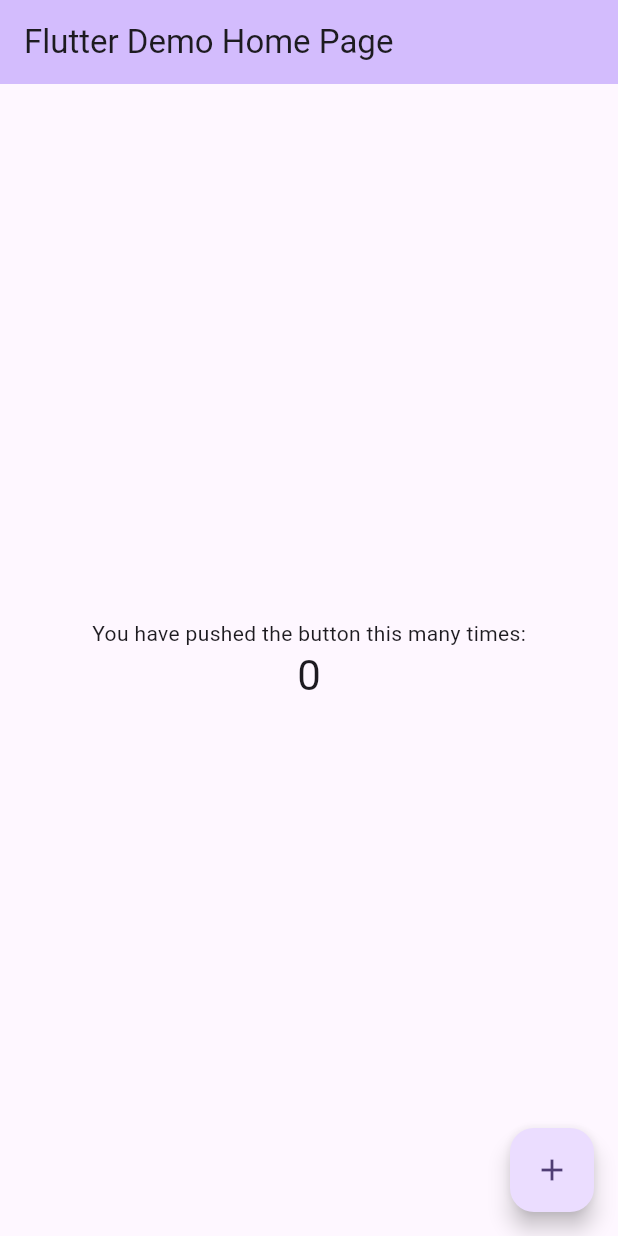
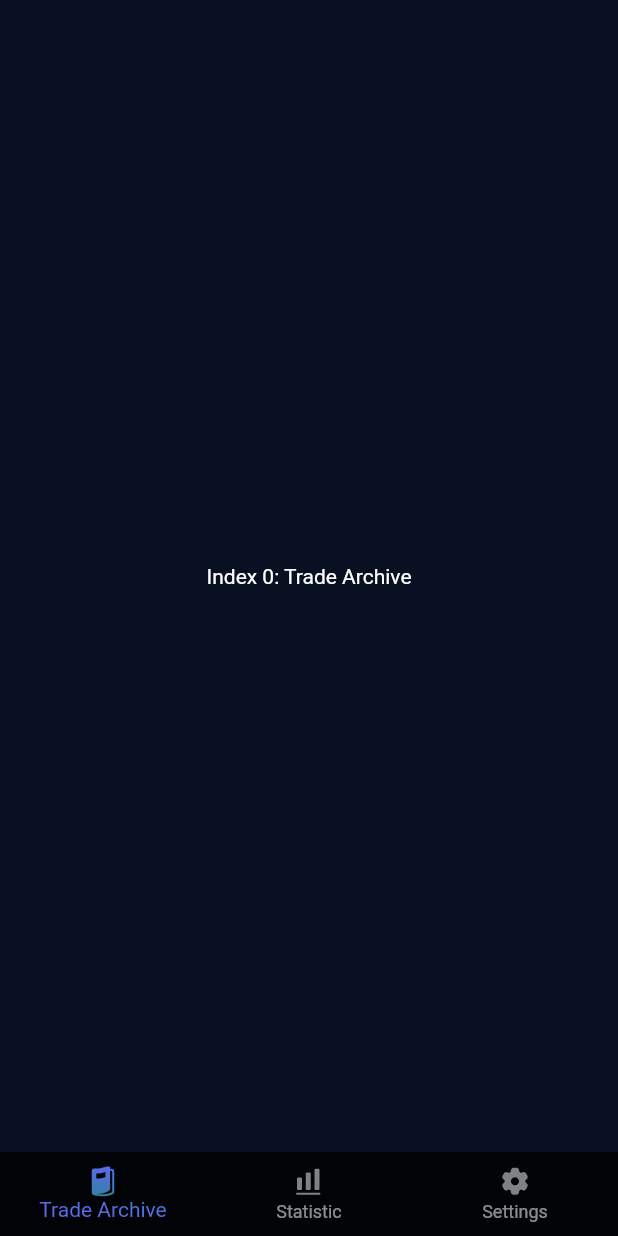
Before and after one commit to Kolosalen/SmartTradeJournal, a Flutter app: the screen it shows after launch, on a phone screen of 412 x 824 dp. Run offline on Flutter 3.47's test engine with Material 2 defaults, Android fonts, the phone set to English and light mode, and no system bars; our stand-ins replace flutter_svg.

Commit message:
Add bottom tab bar with kostili.

```diff
--- /dev/null
+++ b/lib/feature/trade_journal/trade_journal.dart
@@ -0,0 +1,2 @@
+export 'view/view.dart';
+export 'widgets/widgets.dart';
--- /dev/null
+++ b/lib/feature/trade_journal/widgets/bottom_navigation_bar_class.dart
@@ -0,0 +1,65 @@
+import 'package:flutter/cupertino.dart';
+import 'package:flutter/material.dart';
+import 'package:flutter_svg/svg.dart';
+import 'package:smart_trade_journal/theme/theme.dart';
+
+class BottomNavigationBarClass extends StatefulWidget {
+  const BottomNavigationBarClass({super.key});
+
+  @override
+  State<BottomNavigationBarClass> createState() => _BottomNavigationBarClass();
+}
+class _BottomNavigationBarClass extends State<BottomNavigationBarClass> {
+  int _selectedIndex = 0;
+  ThemeData theme = darkTheme;
+  static const List<Widget> _widgetOptions = <Widget>[
+    Text(
+      'Index 0: Trade Archive',
+    ),
+    Text(
+      'Index 1: Statistic',
+    ),
+    Text(
+      'Index 2: Settings',
+    ),
+  ];
+
+  void _onItemTapped(int index) {
+    setState(() {
+      _selectedIndex = index;
+    });
+}
+
+  @override
+  Widget build(BuildContext context) {
+    return Scaffold(
+      body: Center(
+        child: _widgetOptions.elementAt(_selectedIndex),
+      ),
+      bottomNavigationBar: BottomNavigationBar(
+        backgroundColor: theme.primaryColor,
+        items: <BottomNavigationBarItem>[
+          BottomNavigationBarItem(
+            icon: SvgPicture.asset('assets/svg/TradeArchive.svg'),
+            activeIcon: SvgPicture.asset('assets/svg/TradeArchiveGrad.svg'),
+            label: 'Trade Archive',
+          ),
+          BottomNavigationBarItem(
+            icon: SvgPicture.asset('assets/svg/Statistic.svg'),
+            activeIcon: SvgPicture.asset('assets/svg/StatisticGrad.svg'),
+            label: 'Statistic',
+          ),
+          BottomNavigationBarItem(
+            icon: SvgPicture.asset('assets/svg/Settings.svg'),
+            activeIcon: SvgPicture.asset('assets/svg/SettingsGrad.svg'),
+            label: 'Settings',
+          ),
+        ],
+        currentIndex: _selectedIndex,
+        selectedLabelStyle: theme.tabBarTheme.labelStyle,
+        unselectedLabelStyle: theme.tabBarTheme.unselectedLabelStyle,
+        onTap: _onItemTapped,
+      ),
+    );
+  }
+}
--- /dev/null
+++ b/lib/feature/trade_journal/widgets/widgets.dart
@@ -0,0 +1 @@
+export 'bottom_navigation_bar_class.dart';
--- a/lib/main.dart
+++ b/lib/main.dart
@@ -1,95 +1,20 @@
 import 'package:flutter/material.dart';
+import 'feature/trade_journal/widgets/widgets.dart';
+import 'package:smart_trade_journal/theme/theme.dart';
 
 void main() {
-  runApp(const MyApp());
+  runApp(const SmartTradeJournal());
 }
 
-class MyApp extends StatelessWidget {
-  const MyApp({super.key});
+class SmartTradeJournal extends StatelessWidget {
+  const SmartTradeJournal({super.key});
 
-  // This widget is the root of your application.
   @override
   Widget build(BuildContext context) {
     return MaterialApp(
-      title: 'Flutter Demo',
-      theme: ThemeData(
-        colorScheme: ColorScheme.fromSeed(seedColor: Colors.deepPurple),
-        useMaterial3: true,
-      ),
-      home: const MyHomePage(title: 'Flutter Demo Home Page'),
+      title: 'Smart Trade Journal',
+      theme: darkTheme,
+      home: const BottomNavigationBarClass()
     );
   }
 }
-
-class MyHomePage extends StatefulWidget {
-  const MyHomePage({super.key, required this.title});
-  final String title;
-
-  @override
-  State<MyHomePage> createState() => _MyHomePageState();
-}
-
-class _MyHomePageState extends State<MyHomePage> {
-  int _counter = 0;
-
-  void _incrementCounter() {
-    setState(() {
-      _counter++;
-    });
-  }
-
-  @override
-  Widget build(BuildContext context) {
-    // This method is rerun every time setState is called, for instance as done
-    // by the _incrementCounter method above.
-    //
-    // The Flutter framework has been optimized to make rerunning build methods
-    // fast, so that you can just rebuild anything that needs updating rather
-    // than having to individually change instances of widgets.
-    return Scaffold(
-      appBar: AppBar(
-        // TRY THIS: Try changing the color here to a specific color (to
-        // Colors.amber, perhaps?) and trigger a hot reload to see the AppBar
-        // change color while the other colors stay the same.
-        backgroundColor: Theme.of(context).colorScheme.inversePrimary,
-        // Here we take the value from the MyHomePage object that was created by
-        // the App.build method, and use it to set our appbar title.
-        title: Text(widget.title),
-      ),
-      body: Center(
-        // Center is a layout widget. It takes a single child and positions it
-        // in the middle of the parent.
-        child: Column(
-          // Column is also a layout widget. It takes a list of children and
-          // arranges them vertically. By default, it sizes itself to fit its
-          // children horizontally, and tries to be as tall as its parent.
-          //
-          // Column has various properties to control how it sizes itself and
-          // how it positions its children. Here we use mainAxisAlignment to
-          // center the children vertically; the main axis here is the vertical
-          // axis because Columns are vertical (the cross axis would be
-          // horizontal).
-          //
-          // TRY THIS: Invoke "debug painting" (choose the "Toggle Debug Paint"
-          // action in the IDE, or press "p" in the console), to see the
-          // wireframe for each widget.
-          mainAxisAlignment: MainAxisAlignment.center,
-          children: <Widget>[
-            const Text(
-              'You have pushed the button this many times:',
-            ),
-            Text(
-              '$_counter',
-              style: Theme.of(context).textTheme.headlineMedium,
-            ),
-          ],
-        ),
-      ),
-      floatingActionButton: FloatingActionButton(
-        onPressed: _incrementCounter,
-        tooltip: 'Increment',
-        child: const Icon(Icons.add),
-      ), // This trailing comma makes auto-formatting nicer for build methods.
-    );
-  }
-}
--- /dev/null
+++ b/lib/theme/theme.dart
@@ -0,0 +1,47 @@
+import 'package:flutter/cupertino.dart';
+import 'package:flutter/material.dart';
+
+final darkTheme = ThemeData(
+  scaffoldBackgroundColor: const Color.fromRGBO(9, 16, 34, 1),
+  primaryColor: Convector().getMaterialColor(const Color.fromRGBO(0, 0, 0, 0.75)),
+  primarySwatch: Convector().getMaterialColor(const Color.fromRGBO(0, 0, 0, 0.75)),
+  tabBarTheme: TabBarTheme(
+    labelStyle: TextStyle(
+      foreground: Paint()..shader = const LinearGradient(
+          colors: <Color>[
+            Color.fromRGBO(90, 105, 237, 1),
+            Color.fromRGBO(52, 129, 163, 1),
+          ]
+      ).createShader(const Rect.fromLTRB(0.0, 0.0, 400.0, 200.0))
+    ),
+    unselectedLabelStyle: const TextStyle(
+      color: Colors.white54
+    ),
+    unselectedLabelColor: Colors.white54,
+  ),
+  textTheme: const TextTheme(
+    titleMedium: TextStyle(color: Colors.white, fontSize: 17),
+    bodyMedium: TextStyle(color: Colors.white)
+  )
+);
+
+class Convector {
+    MaterialColor getMaterialColor(Color color) {
+    final int red = color.red;
+    final int green = color.green;
+    final int blue = color.blue;
+    final Map<int, Color> shades = {
+      50: Color.fromRGBO(red, green, blue, .1),
+      100: Color.fromRGBO(red, green, blue, .2),
+      200: Color.fromRGBO(red, green, blue, .3),
+      300: Color.fromRGBO(red, green, blue, .4),
+      400: Color.fromRGBO(red, green, blue, .5),
+      500: Color.fromRGBO(red, green, blue, .6),
+      600: Color.fromRGBO(red, green, blue, .7),
+      700: Color.fromRGBO(red, green, blue, .8),
+      800: Color.fromRGBO(red, green, blue, .9),
+      900: Color.fromRGBO(red, green, blue, 1),};
+
+    return MaterialColor(color.value, shades);
+  }
+}
```
Also changed, not shown: pubspec.yaml (+4 -3 lines), assets/svg/Settings.svg (added), assets/svg/SettingsGrad.svg (added), assets/svg/Statistic.svg (added), assets/svg/StatisticGrad.svg (added), assets/svg/TradeArchive.svg (added), assets/svg/TradeArchiveGrad.svg (added), lib/app.dart (added), lib/feature/trade_journal/view/view.dart (added), pubspec.lock, 1 other file.
